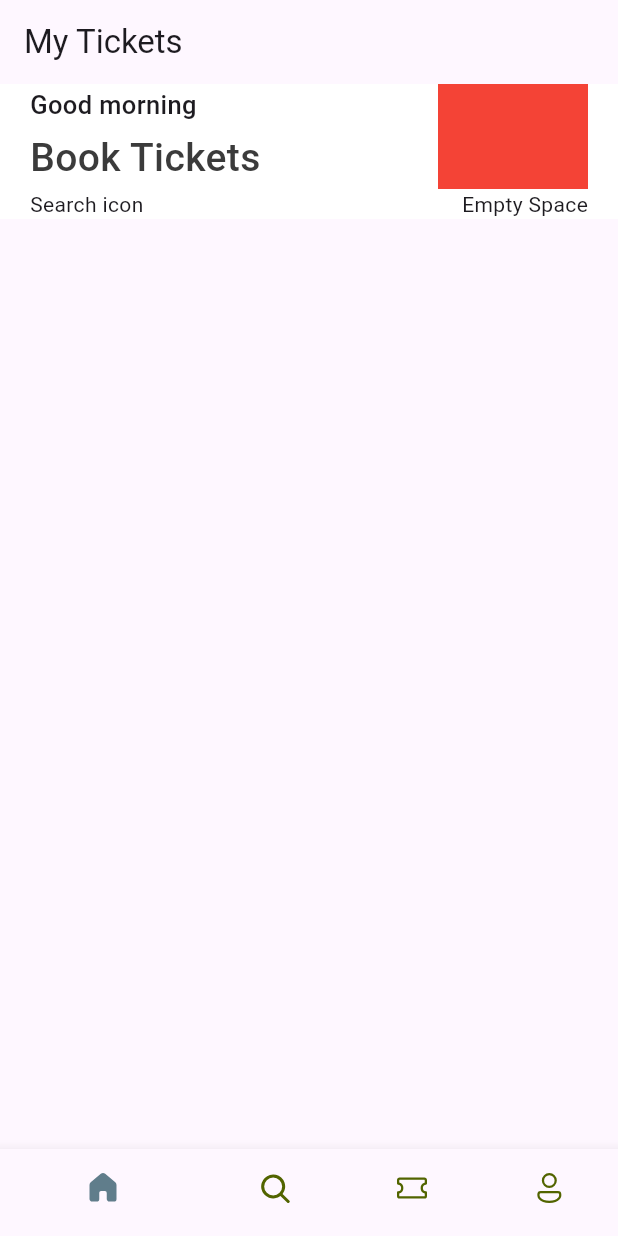
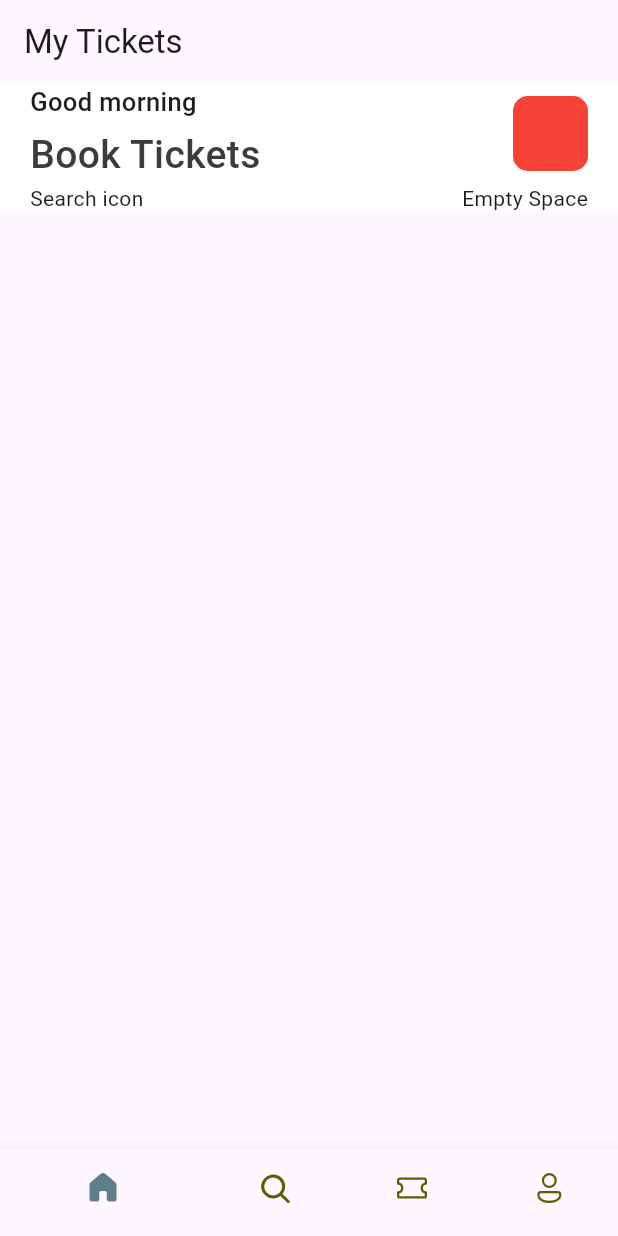
Before and after one commit to GuitherezDika/ticket_app, a Flutter app: the screen it shows after launch, on a phone screen of 412 x 824 dp. Run offline on Flutter 3.47's test engine with Material 3 defaults, Android fonts, the phone set to English and light mode, and no system bars; our stand-ins replace fluentui_icons.

Commit message:
decorate box container

```diff
--- a/lib/screen/home_screen.dart
+++ b/lib/screen/home_screen.dart
@@ -45,9 +45,12 @@ class HomeScreen extends StatelessWidget {
                       ],
                     ),
                     Container(
-                      width: 100,
-                      height: 70,
-                      color: Colors.red,
+                      width: 50,
+                      height: 50,
+                      decoration:  BoxDecoration(
+                        borderRadius: BorderRadius.circular(10),
+                        color: Colors.red
+                      ),
                     )
                   ],
                 ),
```
